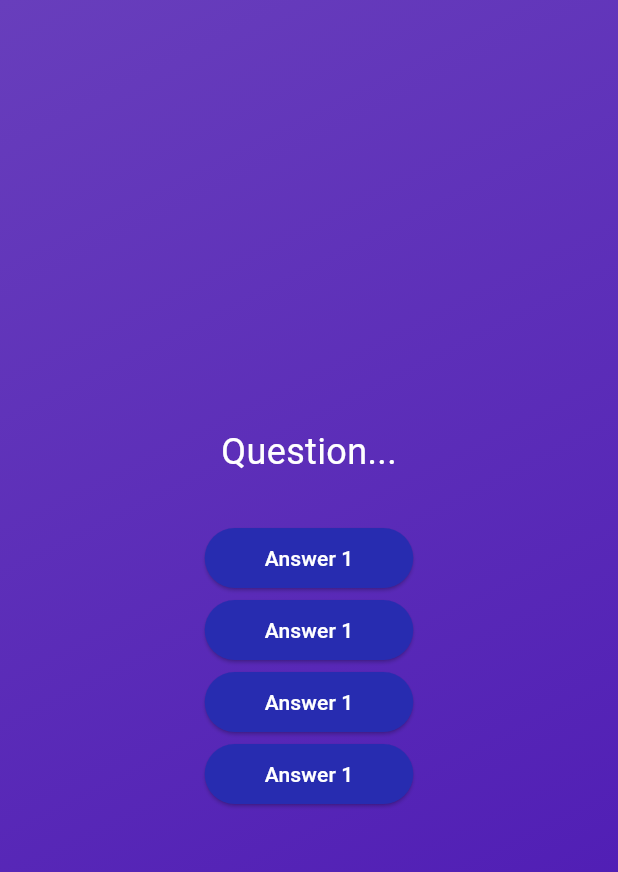
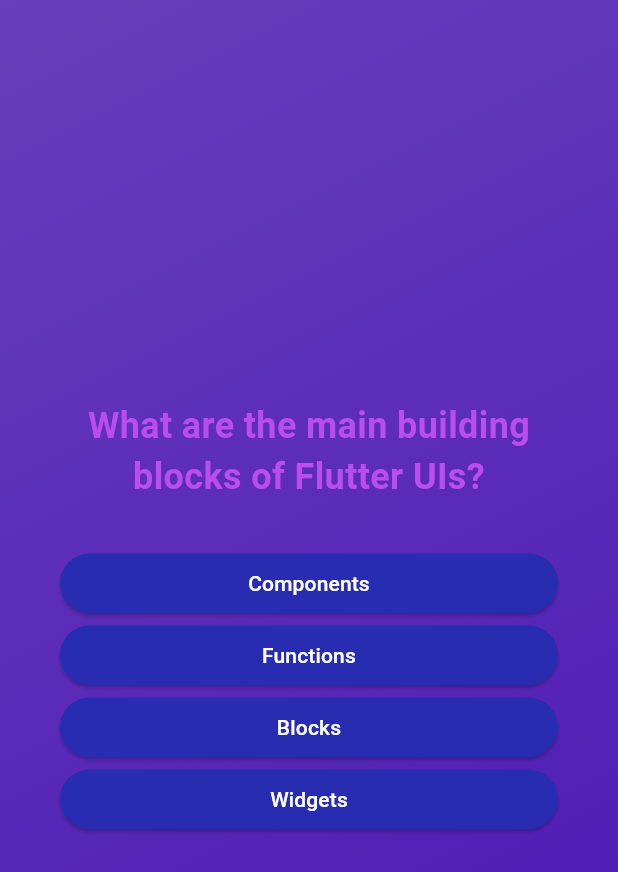
Before and after one commit to simone-di-paolo/quiz-app-flutter, a Flutter app: the screen it shows after launch, after a tap on "Start Quiz", on a phone screen of 412 x 824 dp. Shown: the top 872 px of the screen. Run offline on Flutter 3.47's test engine with Material 3 defaults, Android fonts, the phone set to English and light mode, and no system bars; our stand-ins replace google_fonts.

Commit message:
Updated the state of the current question showed and the UI with google fonts

```diff
--- a/lib/answer_button.dart
+++ b/lib/answer_button.dart
@@ -16,7 +16,7 @@ class AnswerButton extends StatelessWidget {
         foregroundColor: Colors.white,
         shape: RoundedRectangleBorder(borderRadius: BorderRadius.circular(40))
       ),
-      child: Text(answerText),
+      child: Text(answerText, textAlign: TextAlign.center,),
     );
   }
 }
--- a/lib/models/quiz_question.dart
+++ b/lib/models/quiz_question.dart
@@ -4,4 +4,9 @@ class QuizQuestion {
   final String text;
   final List<String> answers;
 
+  List<String> getShuffledAnswers() {
+    final List<String> shuffledAnswers = List.of(answers);
+    shuffledAnswers.shuffle();
+    return shuffledAnswers;
+  }
 }
--- a/lib/questions_screen.dart
+++ b/lib/questions_screen.dart
@@ -1,5 +1,7 @@
 import 'package:flutter/material.dart';
 import 'package:quiz_app_flutter/answer_button.dart';
+import 'package:quiz_app_flutter/data/questions.dart';
+import 'package:google_fonts/google_fonts.dart';
 
 class QuestionsScreen extends StatefulWidget {
   const QuestionsScreen({super.key});
@@ -11,25 +13,45 @@ class QuestionsScreen extends StatefulWidget {
 }
 
 class _QuestionScreenState extends State<QuestionsScreen> {
+  var currentQuestionIndex = 0;
+
+  answerQuestion() {
+    setState(() {
+      currentQuestionIndex++;
+    });
+  }
+
   @override
   Widget build(context) {
+    final currentQuestion = questions[currentQuestionIndex];
+
     return SizedBox(
       width: double.infinity,
+      child: Container(
+        margin: EdgeInsets.all(40),
         child: Column(
           mainAxisAlignment: MainAxisAlignment.center,
+          crossAxisAlignment: CrossAxisAlignment.stretch,
           children: [
             Text(
-            'Question...',
-            style: TextStyle(fontSize: 24, color: Colors.white),
+              currentQuestion.text,
+              textAlign: TextAlign.center,
+              style: GoogleFonts.roboto(
+                fontSize: 24,
+                color: const Color.fromARGB(255, 187, 76, 238),
+                fontWeight: FontWeight.bold,
+              )
+              /*style: TextStyle(
+                fontSize: 24,
+                color: Colors.white,
+                fontWeight: FontWeight.bold,*/
             ),
             SizedBox(height: 30),
-          AnswerButton(answerText: 'Answer 1', onTap: () {
-            print('Tapped answer1');
+            ...currentQuestion.getShuffledAnswers().map((answer) {
+              return AnswerButton(answerText: answer, onTap: answerQuestion);
             }),
-          AnswerButton(answerText: 'Answer 1', onTap: () {print('Tapped answer2');}),
-          AnswerButton(answerText: 'Answer 1', onTap: () {print('Tapped answer3');}),
-          AnswerButton(answerText: 'Answer 1', onTap: () {print('Tapped answer4');}),
           ],
+        ),
       ),
     );
   }
--- a/lib/start_screen.dart
+++ b/lib/start_screen.dart
@@ -1,4 +1,5 @@
 import 'package:flutter/material.dart';
+import 'package:google_fonts/google_fonts.dart';
 
 class StartScreen extends StatelessWidget {
   const StartScreen(this.startQuiz, {super.key});
@@ -19,7 +20,11 @@ class StartScreen extends StatelessWidget {
           SizedBox(height: 80),
           Text(
             'Learn Flutter the fun way!',
-            style: TextStyle(color: Colors.white, fontSize: 24),
+            style: GoogleFonts.roboto(
+                fontSize: 24,
+                color: const Color.fromARGB(255, 187, 76, 238),
+                fontWeight: FontWeight.bold,
+              ),
           ),
           SizedBox(height: 30),
           OutlinedButton.icon(
--- a/pubspec.yaml
+++ b/pubspec.yaml
@@ -34,9 +34,9 @@ dependencies:
   # The following adds the Cupertino Icons font to your application.
   # Use with the CupertinoIcons class for iOS style icons.
   cupertino_icons: ^1.0.8
+  google_fonts: ^6.2.1
 
 dev_dependencies:
-  change_app_package_name: ^1.4.0
   flutter_test:
     sdk: flutter
 
```
Also changed, not shown: pubspec.lock. Lines whose indentation alone changed are shown as unchanged.
